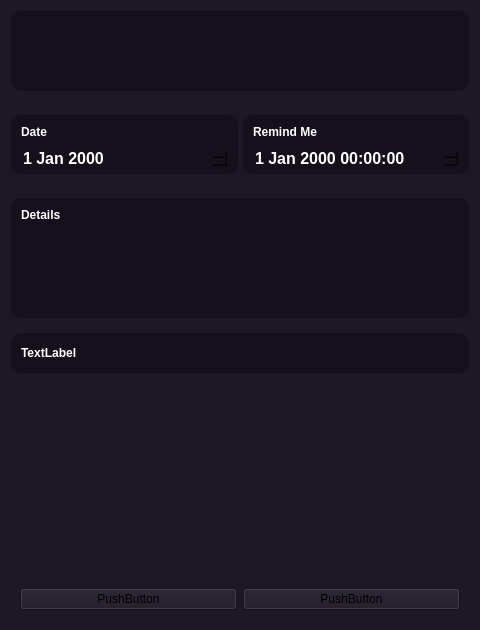
Qt form subwindow.ui (cty0613/todoapp) before a commit.
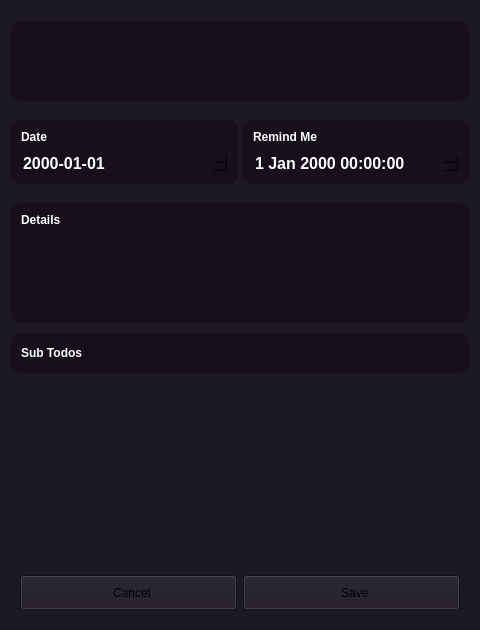
The same form after that commit. Icons and pictures are not drawn.

Commit message: subwindow connect basic

What changed in the file:
```diff
--- a/subwindow.ui
+++ b/subwindow.ui
@@ -39,8 +39,24 @@
   </property>
   <layout class="QVBoxLayout" name="verticalLayout_4">
    <property name="spacing">
-    <number>15</number>
+    <number>10</number>
    </property>
+   <item>
+    <spacer name="verticalSpacer">
+     <property name="orientation">
+      <enum>Qt::Orientation::Vertical</enum>
+     </property>
+     <property name="sizeType">
+      <enum>QSizePolicy::Policy::Fixed</enum>
+     </property>
+     <property name="sizeHint" stdset="0">
+      <size>
+       <width>20</width>
+       <height>10</height>
+      </size>
+     </property>
+    </spacer>
+   </item>
    <item>
     <widget class="QWidget" name="todoTitle" native="true">
      <property name="sizePolicy">
@@ -100,7 +116,7 @@
          <bool>true</bool>
         </property>
         <property name="margin">
-         <number>5</number>
+         <number>8</number>
         </property>
        </widget>
       </item>
@@ -154,7 +170,7 @@
           <number>10</number>
          </property>
          <property name="bottomMargin">
-          <number>5</number>
+          <number>10</number>
          </property>
          <item>
           <widget class="QLabel" name="dateLabel">
@@ -190,12 +206,15 @@
           </widget>
          </item>
          <item>
-          <widget class="QDateEdit" name="dateEdit">
+          <widget class="QDateTimeEdit" name="dateTimeEdit">
            <property name="styleSheet">
             <string notr="true">font-size: 16px;
 font-style: normal;
 font-weight: 700;</string>
            </property>
+           <property name="displayFormat">
+            <string>yyyy-MM-dd</string>
+           </property>
           </widget>
          </item>
         </layout>
@@ -219,7 +238,7 @@
           <number>10</number>
          </property>
          <property name="bottomMargin">
-          <number>5</number>
+          <number>10</number>
          </property>
          <item>
           <widget class="QLabel" name="reminderLabel">
@@ -331,7 +350,10 @@
          </size>
         </property>
         <property name="styleSheet">
-         <string notr="true">padding: 5px;</string>
+         <string notr="true">padding: 10px;</string>
+        </property>
+        <property name="lineWidth">
+         <number>1</number>
         </property>
         <property name="placeholderText">
          <string extracomment="input todo details..."/>
@@ -387,7 +409,7 @@
 font-weight: 700;</string>
         </property>
         <property name="text">
-         <string>TextLabel</string>
+         <string>Sub Todos</string>
         </property>
        </widget>
       </item>
@@ -404,16 +426,61 @@
      </property>
      <layout class="QHBoxLayout" name="horizontalLayout_2">
       <item>
-       <widget class="QPushButton" name="pushButton">
+       <widget class="QPushButton" name="cancelBtn">
+        <property name="minimumSize">
+         <size>
+          <width>0</width>
+          <height>35</height>
+         </size>
+        </property>
+        <property name="maximumSize">
+         <size>
+          <width>16777215</width>
+          <height>35</height>
+         </size>
+        </property>
+        <property name="styleSheet">
+         <string notr="true"/>
+        </property>
         <property name="text">
-         <string>PushButton</string>
+         <string>  Cancel</string>
+        </property>
+        <property name="icon">
+         <iconset theme="QIcon::ThemeIcon::WindowClose"/>
+        </property>
+        <property name="iconSize">
+         <size>
+          <width>12</width>
+          <height>12</height>
+         </size>
         </property>
        </widget>
       </item>
       <item>
-       <widget class="QPushButton" name="pushButton_2">
+       <widget class="QPushButton" name="saveBtn">
+        <property name="minimumSize">
+         <size>
+          <width>0</width>
+          <height>35</height>
+         </size>
+        </property>
+        <property name="maximumSize">
+         <size>
+          <width>16777215</width>
+          <height>35</height>
+         </size>
+        </property>
         <property name="text">
-         <string>PushButton</string>
+         <string>  Save</string>
+        </property>
+        <property name="icon">
+         <iconset theme="QIcon::ThemeIcon::DocumentSaveAs"/>
+        </property>
+        <property name="iconSize">
+         <size>
+          <width>12</width>
+          <height>12</height>
+         </size>
         </property>
        </widget>
       </item>
```
The commit also changes 15 other files.
